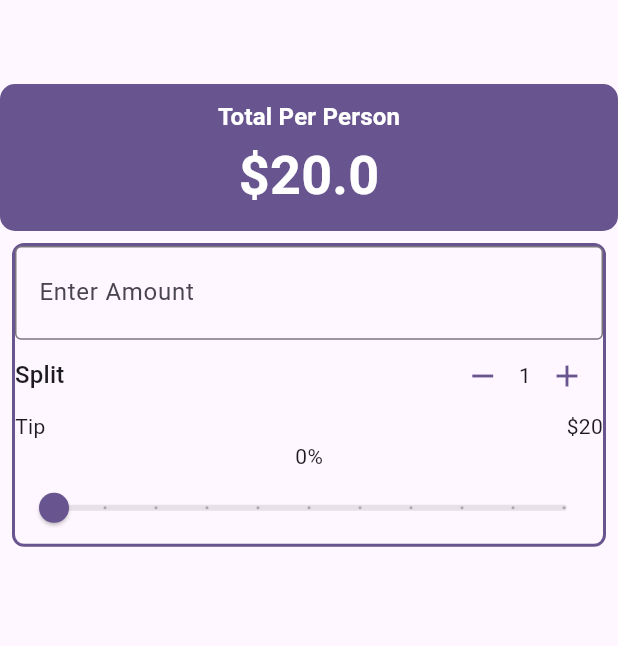
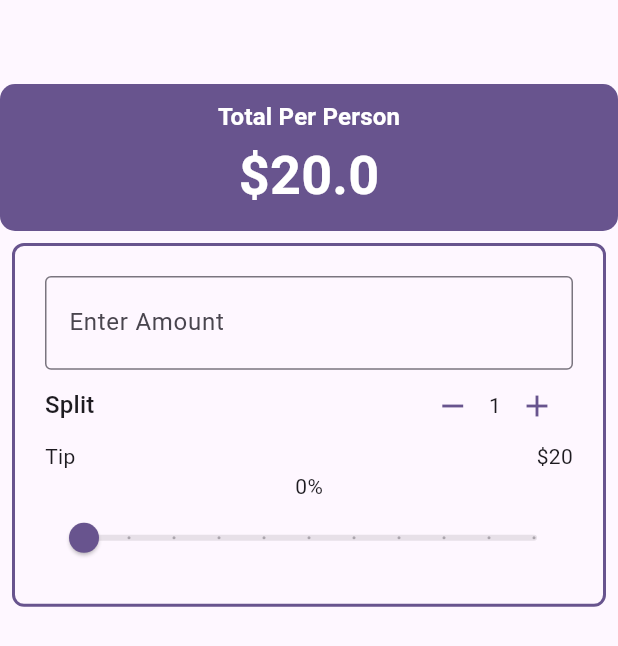
Before and after one commit to jenn-jk/tipcalc, a Flutter app: the screen it shows after launch, on a phone screen of 412 x 824 dp. Shown: the top 646 px of the screen. Run offline on Flutter 3.47's test engine with Material 3 defaults, Android fonts, the phone set to English and light mode, and no system bars.

Commit message:
refactored bill amount field

```diff
--- a/lib/app.dart
+++ b/lib/app.dart
@@ -1,4 +1,5 @@
 import 'package:flutter/material.dart';
+import 'package:tipcalc/bill_amount_field.dart';
 import 'package:tipcalc/person_counter.dart';
 import 'package:tipcalc/tip_slider.dart';
 
@@ -70,6 +71,7 @@ class _TipCalcState extends State<TipCalc> {
               Padding(
                 padding: const EdgeInsets.all(8.0),
                 child: Container(
+                  padding: EdgeInsets.all(20.0),
                   decoration: BoxDecoration(
                     borderRadius: BorderRadius.circular(8.0),
                     border: Border.all(
@@ -79,15 +81,9 @@ class _TipCalcState extends State<TipCalc> {
                   ),
                   child: Column(
                     children: [
-                      TextField(
-                        decoration: InputDecoration(
-                          border: OutlineInputBorder(),
-                          prefix: Icon(Icons.attach_money),
-                          labelText: "Enter Amount",
-                        ),
-                        keyboardType: TextInputType.number,
-                        onChanged: (value) {
-                          print(value);
+                      BillAmountField(
+                        onChanged: (String value) {
+                          print("Bill Amount Entered: $value");
                         },
                       ),
                       PersonCounter(
--- /dev/null
+++ b/lib/bill_amount_field.dart
@@ -0,0 +1,22 @@
+import 'package:flutter/material.dart';
+
+class BillAmountField extends StatelessWidget {
+  const BillAmountField({super.key, required this.onChanged});
+
+  final ValueChanged<String> onChanged;
+
+  @override
+  Widget build(BuildContext context) {
+    return TextField(
+      decoration: InputDecoration(
+        border: OutlineInputBorder(),
+        prefix: Icon(Icons.attach_money),
+        labelText: "Enter Amount",
+      ),
+      keyboardType: TextInputType.number,
+      onChanged: (value) {
+        onChanged(value);
+      },
+    );
+  }
+}
```
